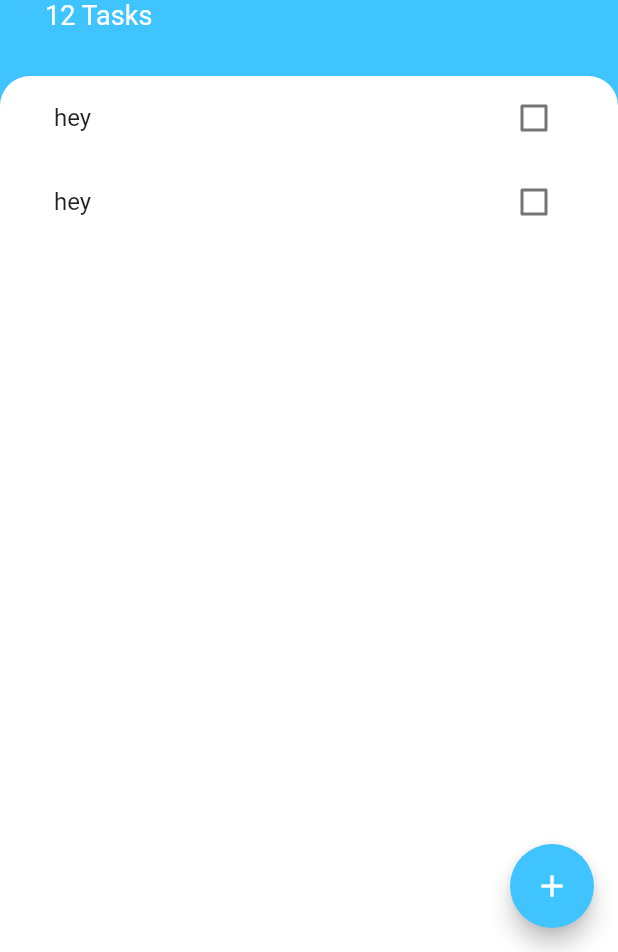
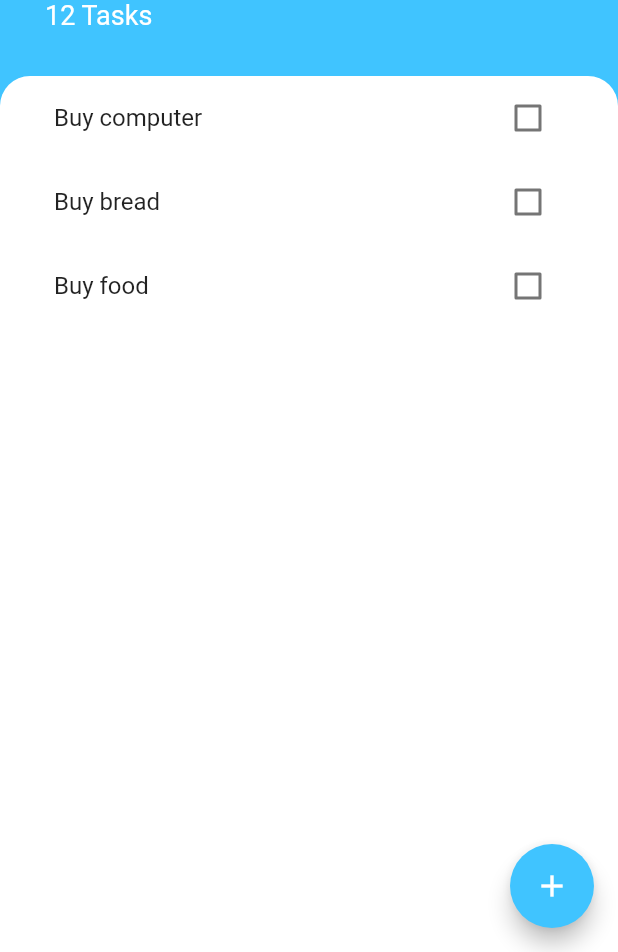
Before and after one commit to sags95/Kama, a Flutter app: the screen it shows after launch, on a phone screen of 412 x 824 dp, the part 284-1236 px from its top. Run offline on Flutter 3.47's test engine with Material 2 defaults, Android fonts, the phone set to English and light mode, and no system bars.

Commit message:
Added stateful checkbox list widget and Task model

```diff
--- a/lib/Widgets/task_tile.dart
+++ b/lib/Widgets/task_tile.dart
@@ -1,16 +1,32 @@
 import 'package:flutter/material.dart';
 
 class TaskTile extends StatelessWidget {
+  final bool isChecked;
+  final String taskTitle;
+  final Function checkBoxCallback;
+
+  TaskTile({this.isChecked, this.taskTitle, this.checkBoxCallback});
+
   @override
   Widget build(BuildContext context) {
-    return CheckboxListTile(
+    return ListTile(
       title: Text(
-        'hey',
+        taskTitle,
+        style: TextStyle(
+          decoration: isChecked ? TextDecoration.lineThrough : null,
+        ),
       ),
-      value: false,
-      onChanged: (bool status) {
-        status = true;
-      },
+      trailing: Checkbox(
+          activeColor: Colors.lightBlueAccent,
+          value: isChecked,
+          onChanged: checkBoxCallback,
+      ),
     );
   }
 }
+
+//void toggleCheck(bool checkBoxState) { //Callback that passes input to checkBox state widget
+//  setState(() {
+//    isChecked = checkBoxState;
+//  });
+//}
--- a/lib/Widgets/tasks_list.dart
+++ b/lib/Widgets/tasks_list.dart
@@ -1,14 +1,34 @@
 import 'package:flutter/material.dart';
 import 'package:todoey_flutter/Widgets/task_tile.dart';
+import 'package:todoey_flutter/models/task.dart';
 
-class TasksList extends StatelessWidget {
+class TasksList extends StatefulWidget {
+  @override
+  _TasksListState createState() => _TasksListState();
+}
+
+class _TasksListState extends State<TasksList> {
+  List<Task> tasks = [
+    Task(name: 'Buy computer'),
+    Task(name: 'Buy bread'),
+    Task(name: 'Buy food'),
+  ];
+
   @override
   Widget build(BuildContext context) {
-    return ListView(
-      children: <Widget>[
-        TaskTile(),
-        TaskTile(),
-      ],
+    return ListView.builder(
+      itemBuilder: (context, index) {
+        //context = where parent widget is in build tree
+        return TaskTile(
+            taskTitle: tasks[index].name,
+            isChecked: tasks[index].isDone,
+            checkBoxCallback: (bool checkBoxState) {
+              setState(() {
+                tasks[index].toggleDone();
+              });
+            });
+      },
+      itemCount: tasks.length, //Tells builder how many tasks to build (as many in tasks)
     );
   }
 }
--- /dev/null
+++ b/lib/models/task.dart
@@ -0,0 +1,11 @@
+class Task {
+  final String name;
+  bool isDone;
+
+  Task({this.name, this.isDone = false});
+
+  void toggleDone(){
+    isDone = !isDone;
+  }
+
+}
--- a/lib/screens/add_task_screen.dart
+++ b/lib/screens/add_task_screen.dart
@@ -40,7 +40,9 @@ class AddTaskScreen extends StatelessWidget {
                 height: 18,
               ),
               FlatButton(
-                onPressed: () {},
+                onPressed: () {
+
+                },
                 color: Colors.lightBlueAccent,
                 child: Text(
                   'Add',
```
